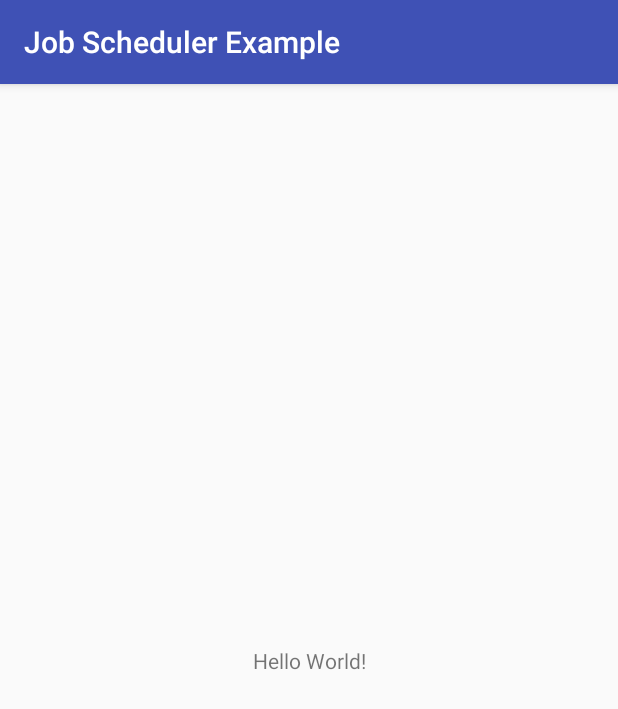
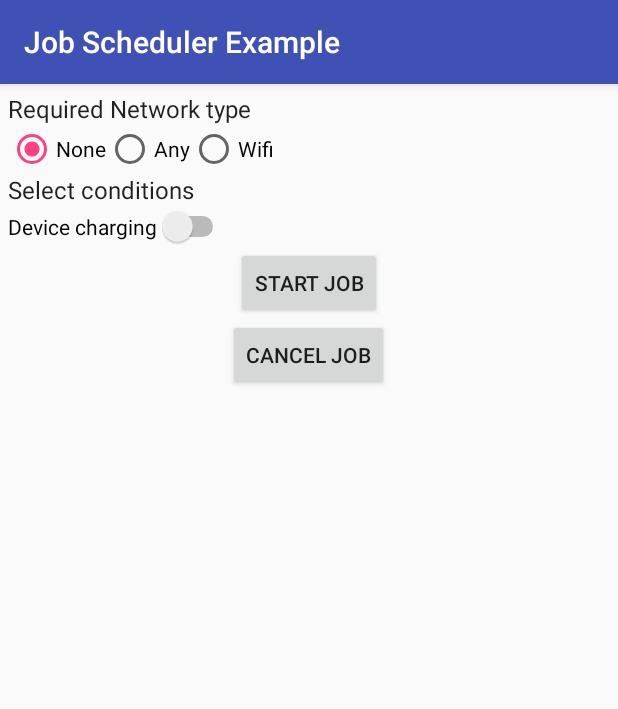
Before and after one commit to georgeben/Job-Scheduler-Example, an Android app: the screen it shows after launch (MainActivity), on a phone screen of 412 x 824 dp. Shown: the top 709 px of the screen. Run offline under Robolectric (Android 15) with nearby library versions, the phone set to English and light mode, and no system bars.

Commit message:
Created layout

```diff
--- a/app/src/main/java/com/kurobarabenjamingeorge/jobschedulerexample/MainActivity.java
+++ b/app/src/main/java/com/kurobarabenjamingeorge/jobschedulerexample/MainActivity.java
@@ -2,6 +2,7 @@ package com.kurobarabenjamingeorge.jobschedulerexample;
 
 import android.support.v7.app.AppCompatActivity;
 import android.os.Bundle;
+import android.view.View;
 
 public class MainActivity extends AppCompatActivity {
 
@@ -10,4 +11,10 @@ public class MainActivity extends AppCompatActivity {
         super.onCreate(savedInstanceState);
         setContentView(R.layout.activity_main);
     }
+
+    public void scheduleJob(View view) {
+    }
+
+    public void cancelJob(View view) {
+    }
 }
--- a/app/src/main/res/layout/activity_main.xml
+++ b/app/src/main/res/layout/activity_main.xml
@@ -1,18 +1,70 @@
 <?xml version="1.0" encoding="utf-8"?>
-<android.support.constraint.ConstraintLayout xmlns:android="http://schemas.android.com/apk/res/android"
+<LinearLayout xmlns:android="http://schemas.android.com/apk/res/android"
     xmlns:app="http://schemas.android.com/apk/res-auto"
     xmlns:tools="http://schemas.android.com/tools"
     android:layout_width="match_parent"
     android:layout_height="match_parent"
+    android:orientation="vertical"
+    android:padding="@dimen/root_layout_padding"
     tools:context="com.kurobarabenjamingeorge.jobschedulerexample.MainActivity">
 
     <TextView
         android:layout_width="wrap_content"
         android:layout_height="wrap_content"
-        android:text="Hello World!"
-        app:layout_constraintBottom_toBottomOf="parent"
-        app:layout_constraintLeft_toLeftOf="parent"
-        app:layout_constraintRight_toRightOf="parent"
-        app:layout_constraintTop_toTopOf="parent" />
+        android:text="@string/network_label"
+        style="@style/TextAppearance.AppCompat.Subhead"/>
 
-</android.support.constraint.ConstraintLayout>
+    <RadioGroup
+        android:layout_width="wrap_content"
+        android:layout_height="wrap_content"
+        android:id="@+id/networkOptions"
+        android:orientation="horizontal">
+        <RadioButton
+            android:layout_width="wrap_content"
+            android:layout_height="wrap_content"
+            android:text="@string/no_network"
+            android:id="@+id/none"
+            android:checked="true"/>
+        <RadioButton
+            android:layout_width="wrap_content"
+            android:layout_height="wrap_content"
+            android:text="@string/any_network"
+            android:id="@+id/any"/>
+        <RadioButton
+            android:layout_width="wrap_content"
+            android:layout_height="wrap_content"
+            android:text="@string/wifi"
+            android:id="@+id/wifi"/>
+    </RadioGroup>
+
+    <TextView
+        android:layout_width="wrap_content"
+        android:layout_height="wrap_content"
+        android:text="@string/select_conditions_label"
+        style="@style/TextAppearance.AppCompat.Subhead"/>
+
+    <Switch
+        android:layout_width="wrap_content"
+        android:layout_height="wrap_content"
+        android:text="@string/device_charging_label"
+        android:id="@+id/deviceChargingSwitch"/>
+
+    <Button
+        android:layout_width="wrap_content"
+        android:layout_height="wrap_content"
+        android:id="@+id/startJobBtn"
+        android:text="@string/start_job_btn"
+        android:layout_gravity="center_horizontal"
+        android:onClick="scheduleJob"
+        android:contentDescription="@string/starts_a_job"/>
+
+    <Button
+        android:layout_width="wrap_content"
+        android:layout_height="wrap_content"
+        android:id="@+id/cancelJobBtn"
+        android:text="@string/cancel_job_btn"
+        android:layout_gravity="center_horizontal"
+        android:onClick="cancelJob"
+        android:contentDescription="@string/cancels_a_job"/>
+
+</LinearLayout>
--- /dev/null
+++ b/app/src/main/res/values/dimens.xml
@@ -0,0 +1,4 @@
+<?xml version="1.0" encoding="utf-8"?>
+<resources>
+    <dimen name="root_layout_padding">5dp</dimen>
+</resources>
--- a/app/src/main/res/values/strings.xml
+++ b/app/src/main/res/values/strings.xml
@@ -1,3 +1,13 @@
 <resources>
     <string name="app_name">Job Scheduler Example</string>
+    <string name="network_label">Required Network type</string>
+    <string name="no_network">None</string>
+    <string name="any_network">Any</string>
+    <string name="wifi">Wifi</string>
+    <string name="select_conditions_label">Select conditions</string>
+    <string name="device_charging_label">Device charging</string>
+    <string name="start_job_btn">Start Job</string>
+    <string name="cancel_job_btn">Cancel Job</string>
+    <string name="starts_a_job">Starts a job</string>
+    <string name="cancels_a_job">Cancels a job</string>
 </resources>
```
